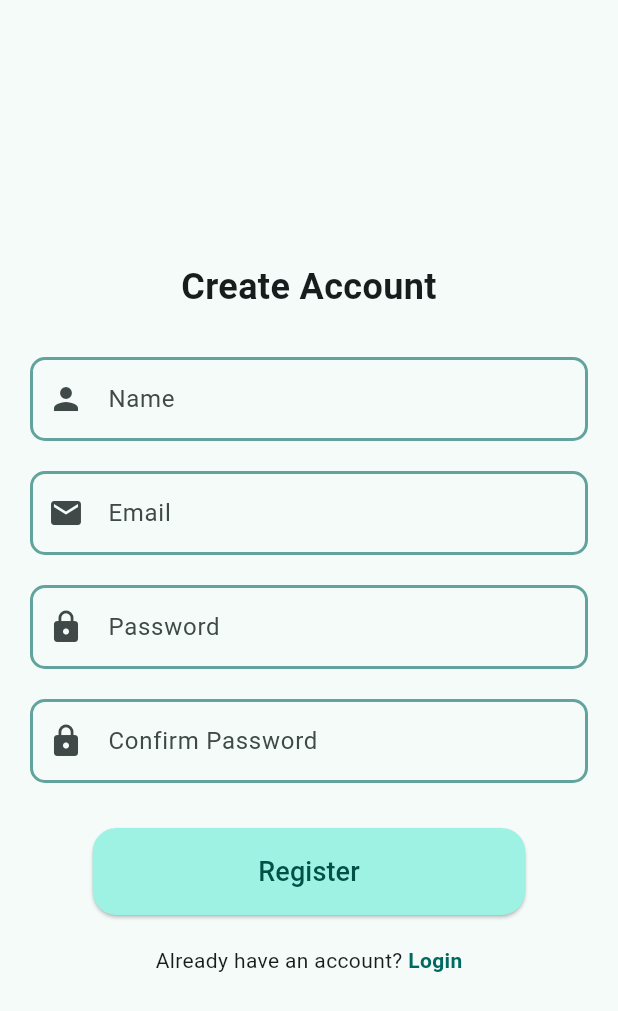
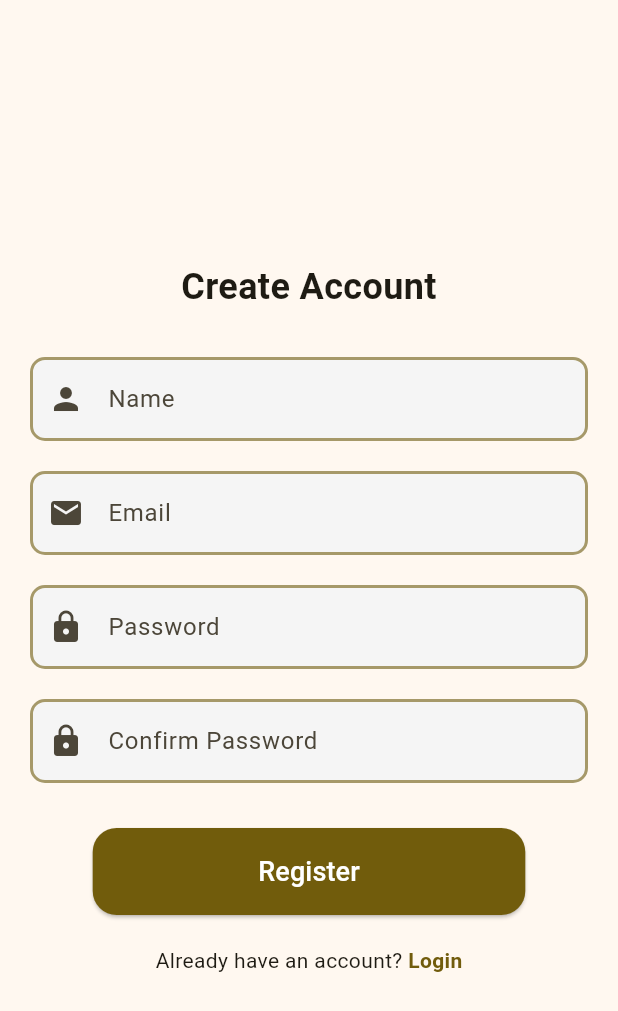
Before and after one commit to lyfesan/fp_ppb, a Flutter app: the screen it shows after launch, after a tap on "Login", after a tap on "Register", on a phone screen of 412 x 824 dp. Shown: the top 1011 px of the screen. Run offline on Flutter 3.47's test engine with Material 3 defaults, Android fonts, the phone set to English and light mode, and no system bars; our stand-ins replace cloud_firestore, firebase_auth, firebase_core, flex_color_scheme; accounts and stored records are empty.

Commit message:
feat: add app_theme

```diff
--- a/lib/main.dart
+++ b/lib/main.dart
@@ -1,6 +1,7 @@
 import 'package:firebase_core/firebase_core.dart';
 import 'package:flutter/material.dart';
 import 'package:fp_ppb/views/screens/auth_gate.dart';
+import 'package:fp_ppb/views/themes/app_theme.dart';
 import 'firebase_options.dart';
 
 void main() async {
@@ -18,9 +19,7 @@ class MyApp extends StatelessWidget {
     return MaterialApp(
       title: 'MoneySense',
       debugShowCheckedModeBanner: false,
-      theme: ThemeData(
-        colorScheme: ColorScheme.fromSeed(seedColor: Colors.teal),
-      ),
+      theme: AppTheme.light,
       home: AuthGate(),
     );
   }
--- a/lib/views/screens/login_screen.dart
+++ b/lib/views/screens/login_screen.dart
@@ -238,7 +238,7 @@ class _LoginScreenState extends State<LoginScreen> {
                     child: ElevatedButton(
                       onPressed: _loginUser,
                       style: ElevatedButton.styleFrom(
-                        backgroundColor: Theme.of(context).colorScheme.primaryContainer,
+                        backgroundColor: Theme.of(context).colorScheme.primary,
                         shape: RoundedRectangleBorder(
                           borderRadius: BorderRadius.circular(16),
                         ),
@@ -249,7 +249,7 @@ class _LoginScreenState extends State<LoginScreen> {
                           'Login',
                           style: TextStyle(
                               fontSize: 18,
-                              color: Theme.of(context).colorScheme.onPrimaryContainer
+                              color: Theme.of(context).colorScheme.onPrimary,
                           ),
                         ),
                       ),
@@ -286,7 +286,7 @@ class _LoginScreenState extends State<LoginScreen> {
                           "Register",
                           style: TextStyle(
                             //fontSize: 18,
-                            color: Theme.of(context).colorScheme.primary,
+                            //color: Theme.of(context).colorScheme.primary,
                             fontWeight: FontWeight.bold,
                           ),
                         ),
--- a/lib/views/screens/register_screen.dart
+++ b/lib/views/screens/register_screen.dart
@@ -99,8 +99,8 @@ class _RegisterScreenState extends State<RegisterScreen> {
                     label: Text('Name'),
                     prefixIcon: const Icon(Icons.person),
                     hintText: 'Enter your name',
-                    // filled: true,
-                    // fillColor: Colors.grey[100],
+                    filled: true,
+                    fillColor: Colors.grey[100],
                     focusedBorder: OutlineInputBorder(
                       borderSide: BorderSide(
                         color: Theme.of(context).colorScheme.primary,
@@ -142,8 +142,8 @@ class _RegisterScreenState extends State<RegisterScreen> {
                     label: Text('Email'),
                     prefixIcon: const Icon(Icons.email),
                     hintText: 'Enter your email',
-                    // filled: true,
-                    // fillColor: Colors.grey[100],
+                    filled: true,
+                    fillColor: Colors.grey[100],
                     focusedBorder: OutlineInputBorder(
                       borderSide: BorderSide(
                         color: Theme.of(context).colorScheme.primary,
@@ -211,8 +211,8 @@ class _RegisterScreenState extends State<RegisterScreen> {
                     label: Text('Password'),
                     hintText: 'Enter your password',
                     prefixIcon: const Icon(Icons.lock),
-                    // filled: true,
-                    // fillColor: Colors.grey[100],
+                    filled: true,
+                    fillColor: Colors.grey[100],
                     focusedBorder: OutlineInputBorder(
                       borderSide: BorderSide(
                         color: Theme.of(context).colorScheme.primary,
@@ -258,8 +258,8 @@ class _RegisterScreenState extends State<RegisterScreen> {
                     label: Text('Confirm Password'),
                     hintText: 'Re-enter your password',
                     prefixIcon: const Icon(Icons.lock),
-                    //filled: true,
-                    //fillColor: Colors.grey[100],
+                    filled: true,
+                    fillColor: Colors.grey[100],
                     focusedBorder: OutlineInputBorder(
                       borderSide: BorderSide(
                         color: Theme.of(context).colorScheme.primary,
@@ -383,7 +383,7 @@ class _RegisterScreenState extends State<RegisterScreen> {
                     child: ElevatedButton(
                       onPressed: _registerUser,
                       style: ElevatedButton.styleFrom(
-                        backgroundColor: Theme.of(context).colorScheme.primaryContainer,
+                        backgroundColor: Theme.of(context).colorScheme.primary,
                         shape: RoundedRectangleBorder(
                           borderRadius: BorderRadius.circular(16),
                         ),
@@ -394,7 +394,7 @@ class _RegisterScreenState extends State<RegisterScreen> {
                           'Register',
                           style: TextStyle(
                               fontSize: 18,
-                              color: Theme.of(context).colorScheme.onPrimaryContainer
+                              color: Theme.of(context).colorScheme.onPrimary
                           ),
                         ),
                       ),
--- /dev/null
+++ b/lib/views/themes/app_theme.dart
@@ -0,0 +1,91 @@
+import 'package:flex_color_scheme/flex_color_scheme.dart';
+import 'package:flutter/cupertino.dart';
+import 'package:flutter/material.dart';
+/// The [AppTheme] defines light and dark themes for the app.
+///
+/// Theme setup for FlexColorScheme package v8.
+/// Use same major flex_color_scheme package version. If you use a
+/// lower minor version, some properties may not be supported.
+/// In that case, remove them after copying this theme to your
+/// app or upgrade the package to version 8.2.0.
+///
+/// Use it in a [MaterialApp] like this:
+///
+/// MaterialApp(
+///   theme: AppTheme.light,
+///   darkTheme: AppTheme.dark,
+/// );
+abstract final class AppTheme {
+  // The FlexColorScheme defined light mode ThemeData.
+  static ThemeData light = FlexThemeData.light(
+    // User defined custom colors made with FlexSchemeColor() API.
+    colors: const FlexSchemeColor(
+      primary: Color(0xFFFFD000),
+      primaryContainer: Color(0xFFD0E4FF),
+      secondary: Color(0xFF685E40),
+      secondaryContainer: Color(0xFFFFDBCF),
+      tertiary: Color(0xFF1E96FC),
+      tertiaryContainer: Color(0xFF95F0FF),
+      appBarColor: Color(0xFFFFDBCF),
+      error: Color(0xFFBA1A1A),
+      errorContainer: Color(0xFFFFDAD6),
+    ),
+    // Surface color adjustments.
+    surfaceTint: const Color(0xFFFFD000),
+    // Component theme configurations for light mode.
+    subThemesData: const FlexSubThemesData(
+      interactionEffects: true,
+      tintedDisabledControls: true,
+      useM2StyleDividerInM3: true,
+      inputDecoratorIsFilled: true,
+      inputDecoratorBorderType: FlexInputBorderType.outline,
+      alignedDropdown: true,
+      navigationRailUseIndicator: true,
+    ),
+    // ColorScheme seed generation configuration for light mode.
+    keyColors: const FlexKeyColors(
+      useTertiary: true,
+      keepPrimary: true,
+    ),
+    // Direct ThemeData properties.
+    visualDensity: FlexColorScheme.comfortablePlatformDensity,
+    cupertinoOverrideTheme: const CupertinoThemeData(applyThemeToAll: true),
+  );
+
+  // The FlexColorScheme defined dark mode ThemeData.
+  static ThemeData dark = FlexThemeData.dark(
+    // User defined custom colors made with FlexSchemeColor() API.
+    colors: const FlexSchemeColor(
+      primary: Color(0xFF9FC9FF),
+      primaryContainer: Color(0xFF00325B),
+      primaryLightRef: Color(0xFFFFD000), // The color of light mode primary
+      secondary: Color(0xFFFFB59D),
+      secondaryContainer: Color(0xFF872100),
+      secondaryLightRef: Color(0xFF685E40), // The color of light mode secondary
+      tertiary: Color(0xFF86D2E1),
+      tertiaryContainer: Color(0xFF004E59),
+      tertiaryLightRef: Color(0xFF1E96FC), // The color of light mode tertiary
+      appBarColor: Color(0xFFFFDBCF),
+      error: Color(0xFFFFB4AB),
+      errorContainer: Color(0xFF93000A),
+    ),
+    // Component theme configurations for dark mode.
+    subThemesData: const FlexSubThemesData(
+      interactionEffects: true,
+      tintedDisabledControls: true,
+      blendOnColors: true,
+      useM2StyleDividerInM3: true,
+      inputDecoratorIsFilled: true,
+      inputDecoratorBorderType: FlexInputBorderType.outline,
+      alignedDropdown: true,
+      navigationRailUseIndicator: true,
+    ),
+    // ColorScheme seed configuration setup for dark mode.
+    keyColors: const FlexKeyColors(
+      useTertiary: true,
+    ),
+    // Direct ThemeData properties.
+    visualDensity: FlexColorScheme.comfortablePlatformDensity,
+    cupertinoOverrideTheme: const CupertinoThemeData(applyThemeToAll: true),
+  );
+}
```
